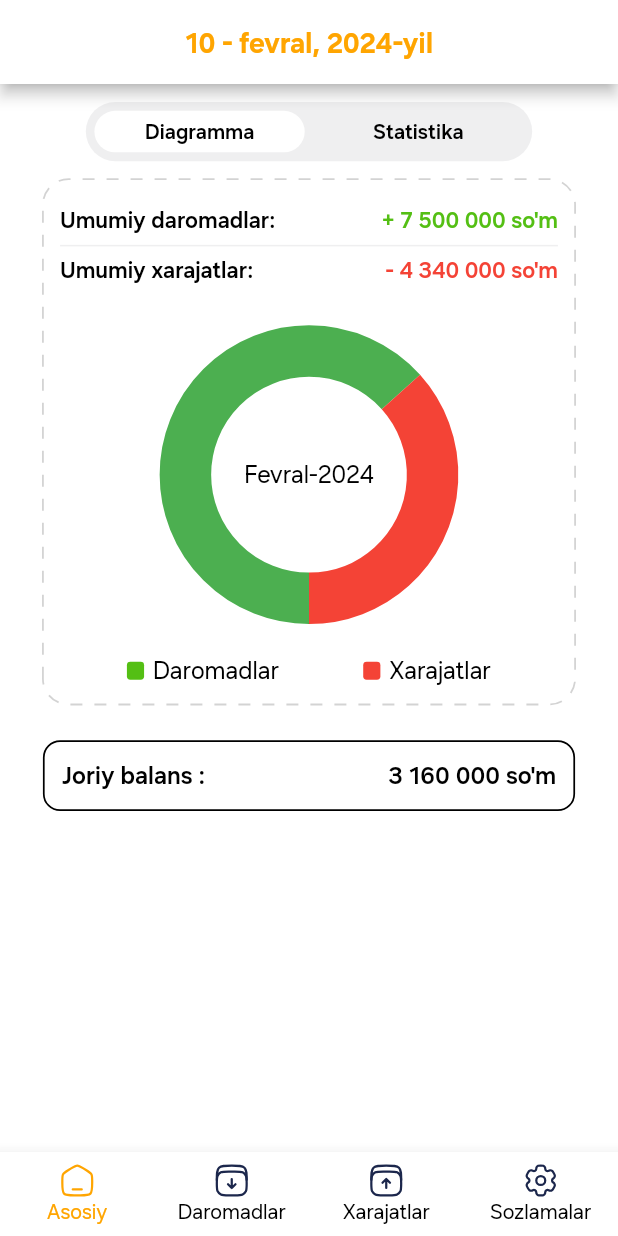
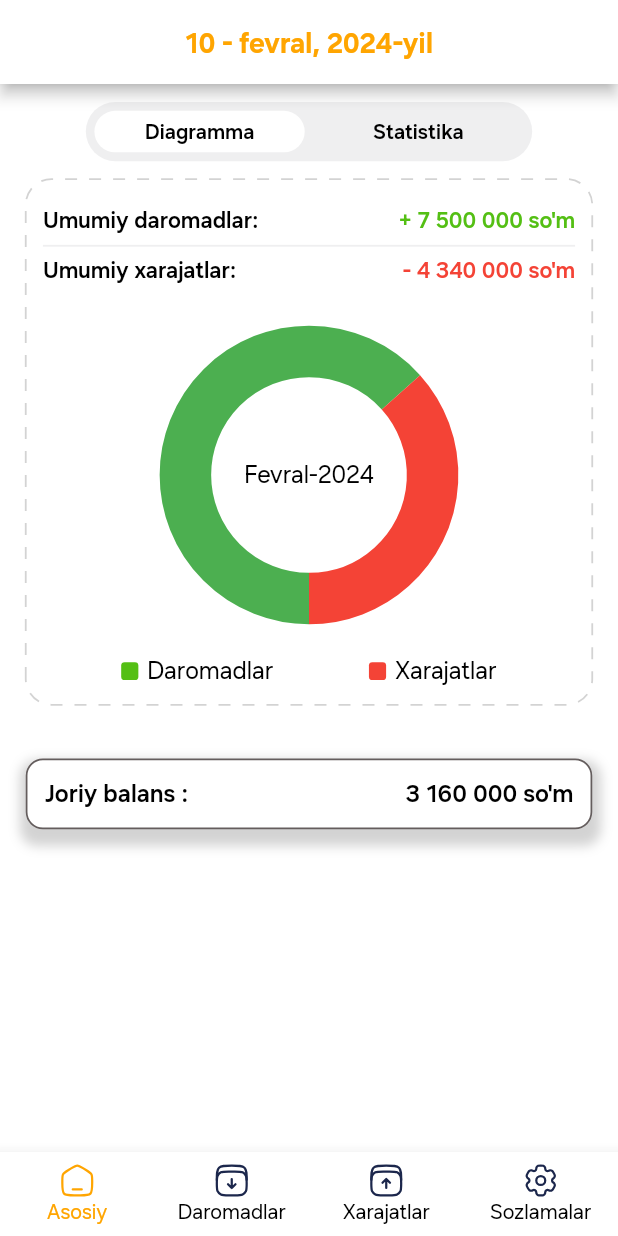
Before and after one commit to respectIMT/wallet_app, a Flutter app: the screen it shows after launch, on a phone screen of 412 x 824 dp. Run offline on Flutter 3.47's test engine with Material 2 defaults, Android fonts, the phone set to English and light mode, and no system bars; drawn by our look-alikes of dotted_border, pie_chart; our stand-ins replace bloc, easy_localization, flutter_bloc, flutter_easyloading, flutter_screenutil, flutter_svg and 5 more; missing offline and left inert: requests_inspector; accounts and stored records are empty.

Commit message:
12.02.2024

```diff
--- a/lib/presentation/pages/home/home_page.dart
+++ b/lib/presentation/pages/home/home_page.dart
@@ -1,9 +1,9 @@
-import 'package:dotted_border/dotted_border.dart';
 import 'package:gap/gap.dart';
+import 'components/pie_chart.dart';
 import 'components/tabbar_menu.dart';
-import 'components/pie_chart.dart';
 import 'package:flutter/material.dart';
 import 'package:flutter_bloc/flutter_bloc.dart';
+import 'package:dotted_border/dotted_border.dart';
 import 'package:wallet_app/application/home/home_cubit.dart';
 import 'package:wallet_app/application/home/home_state.dart';
 import 'package:wallet_app/presentation/assets/asset_index.dart';
@@ -39,16 +39,16 @@ class HomePage extends StatelessWidget {
                   child: Container(
                     padding: EdgeInsets.symmetric(
                         vertical: ScreenSize.h10, horizontal: ScreenSize.w15),
-                    child: Column(
-                      children: [
+                    child: Column(children: [
                       Container(
-                            padding: EdgeInsets.symmetric(
-                                horizontal: ScreenSize.w35),
+                          padding:
+                              EdgeInsets.symmetric(horizontal: ScreenSize.w35),
                           child: const TabBarMenu()),
+                      // const StatisticChart(),
                       Padding(
                         padding: EdgeInsets.symmetric(
                           vertical: ScreenSize.h10,
-                              horizontal: ScreenSize.w10),
+                        ),
                         child: DottedBorder(
                           padding:
                               EdgeInsets.symmetric(vertical: ScreenSize.h10),
@@ -57,10 +57,8 @@ class HomePage extends StatelessWidget {
                           dashPattern: const [8, 8],
                           strokeWidth: ScreenSize.h1,
                           radius: Radius.circular(ScreenSize.r15),
-                            child: Column(
-                              children: [
-                                Column(
-                                  children: [
+                          child: Column(children: [
+                            Column(children: [
                               Container(
                                 padding: EdgeInsets.symmetric(
                                     vertical: ScreenSize.h5,
@@ -83,17 +81,16 @@ class HomePage extends StatelessWidget {
                                             .data.textTheme.bodyMedium!
                                             .copyWith(
                                           fontWeight: FontWeight.w600,
-                                                    color:
-                                                        AppTheme.colors.green,
-                                                    fontSize: ScreenSize.sp13),
+                                          color: AppTheme.colors.green,
+                                          fontSize: ScreenSize.sp13,
                                         ),
-                                        ],
                                       ),
+                                    ]),
                               ),
                               Container(
                                 margin: EdgeInsets.symmetric(
                                     horizontal: ScreenSize.w10),
-                                      height: 1,
+                                height: ScreenSize.h1,
                                 color: AppTheme.colors.grey100,
                               ),
                               Container(
@@ -106,16 +103,14 @@ class HomePage extends StatelessWidget {
                                   children: [
                                     Text(
                                       "Umumiy xarajatlar:",
-                                            style: AppTheme
-                                                .data.textTheme.bodyMedium!
+                                      style: AppTheme.data.textTheme.bodyMedium!
                                           .copyWith(
                                               fontWeight: FontWeight.w600,
                                               fontSize: ScreenSize.sp13),
                                     ),
                                     Text(
                                       "- 4 340 000 so'm",
-                                            style: AppTheme
-                                                .data.textTheme.bodyMedium!
+                                      style: AppTheme.data.textTheme.bodyMedium!
                                           .copyWith(
                                               fontWeight: FontWeight.w600,
                                               color: AppTheme.colors.red,
@@ -124,8 +119,7 @@ class HomePage extends StatelessWidget {
                                   ],
                                 ),
                               ),
-                                  ],
-                                ),
+                            ]),
                             Container(
                               padding: EdgeInsets.symmetric(
                                   vertical: ScreenSize.h25),
@@ -165,25 +159,30 @@ class HomePage extends StatelessWidget {
                                     Gap(ScreenSize.w5),
                                     const Text("Xarajatlar"),
                                   ]),
-                                  ],
-                                ),
-                              ],
+                                ]),
+                          ]),
                         ),
                       ),
-                        ),
+                      Gap(ScreenSize.h20),
                       Container(
-                          margin: EdgeInsets.symmetric(
-                              vertical: ScreenSize.h10,
-                              horizontal: ScreenSize.w10),
                         padding: EdgeInsets.symmetric(
                             vertical: ScreenSize.h10,
                             horizontal: ScreenSize.w10),
                         decoration: BoxDecoration(
+                          boxShadow: [
+                            BoxShadow(
+                              blurRadius: ScreenSize.r5,
+                              spreadRadius: ScreenSize.r4,
+                              color: AppTheme.colors.grey,
+                              offset: Offset(ScreenSize.w1, ScreenSize.h5),
+                            ),
+                          ],
+                          color: AppTheme.colors.white,
+                          borderRadius: BorderRadius.circular(ScreenSize.r10),
                           border: Border.all(
                               width: ScreenSize.w1,
+                              color: AppTheme.colors.hint),
                         ),
-                              borderRadius:
-                                  BorderRadius.circular(ScreenSize.r10)),
                         child: Row(
                             mainAxisAlignment: MainAxisAlignment.spaceBetween,
                             children: [
@@ -197,25 +196,9 @@ class HomePage extends StatelessWidget {
                                 textAlign: TextAlign.center,
                                 style: AppTheme.data.textTheme.labelLarge,
                               ),
-                            ],
+                            ]),
                       ),
-                        ),
-                        // Container(
-                        //   child: SfCartesianChart(
-                        //     primaryXAxis: NumericAxis(isInversed: true),
-                        //     primaryYAxis: NumericAxis(isInversed: true),
-                        //     series: <CartesianSeries<ChartData, int>>[
-                        //       LineSeries<ChartData, int>(
-                        //           dataSource: cubit.chartData,
-                        //           markerSettings:
-                        //               MarkerSettings(isVisible: true),
-                        //           xValueMapper: (ChartData data, _) => data.x,
-                        //           yValueMapper: (ChartData data, _) => data.y),
-                        //     ],
-                        //   ),
-                        // ),
-                      ],
-                    ),
+                    ]),
                   ),
                 ),
               );
@@ -226,10 +209,3 @@ class HomePage extends StatelessWidget {
     );
   }
 }
-
-class SalesData {
-  SalesData(this.year, this.sales);
-
-  final String year;
-  final double sales;
-}
```
Also changed, not shown: lib/presentation/pages/home/components/statistic_chart.dart (added, +280 -0 lines), lib/presentation/pages/home/components/tabbar_menu.dart (+2 -5 lines). Lines whose indentation alone changed are shown as unchanged.
